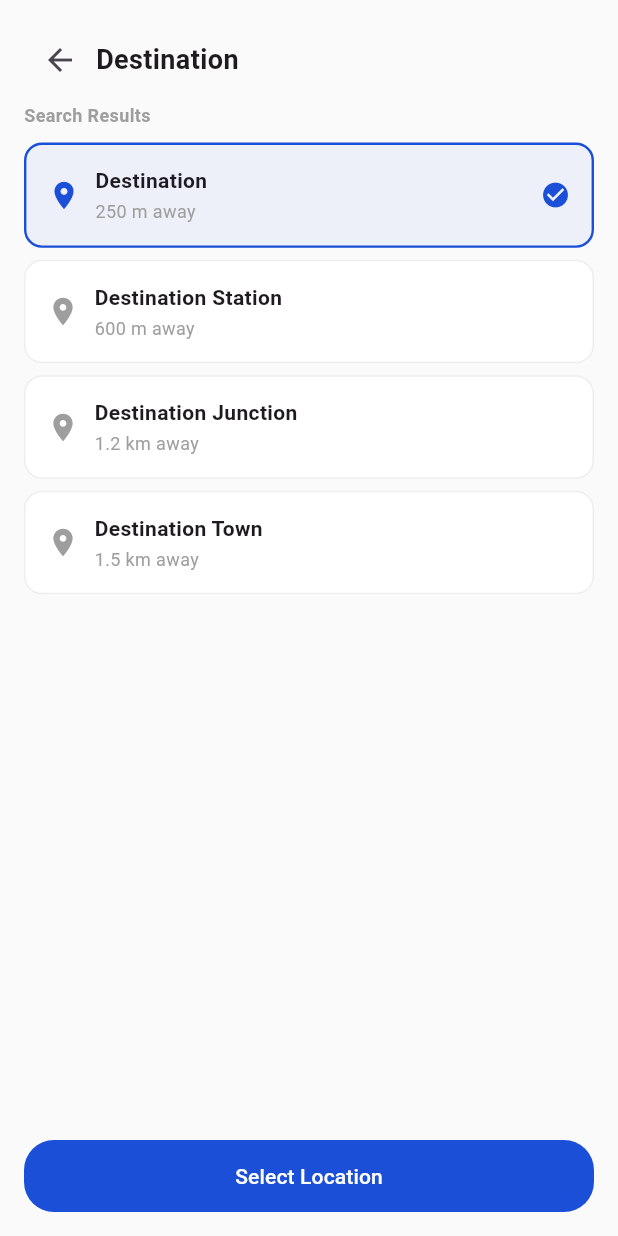
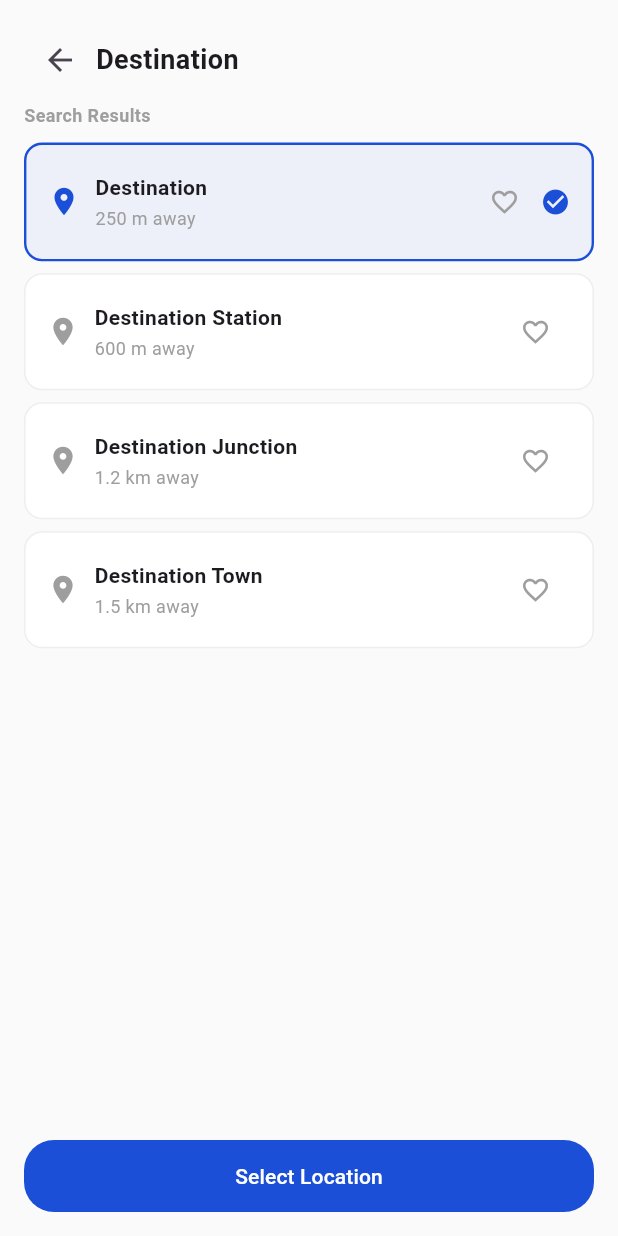
Before and after one commit to Radeesh1120000815/IT3060-WD04-NavAssist-App, a Flutter app: the ResultsScreen screen opened by its route, on a phone screen of 412 x 824 dp. Run offline on Flutter 3.47's test engine with Material 3 defaults, Android fonts, the phone set to English and light mode, and no system bars; our stand-ins replace cloud_firestore, firebase_auth, firebase_core, flutter_tts, go_router, speech_to_text and 1 more; accounts and stored records are empty; network calls fail.

Commit message:
Add favorites Create/Read CRUD to Destination Selection screen

```diff
--- a/lib/screens/home/results_screen.dart
+++ b/lib/screens/home/results_screen.dart
@@ -1,6 +1,6 @@
 import 'package:flutter/material.dart';
 import 'package:go_router/go_router.dart';
-
+import '../../services/firebase_service.dart';
 
 class ResultsScreen extends StatefulWidget {
   final Map<String, dynamic>? extra;
@@ -17,11 +17,15 @@ class _ResultsScreenState extends State<ResultsScreen> {
   late List<Map<String, dynamic>> results;
   int selectedIndex = 0;
 
+  // NEW — tracks which place names are already saved as favorites
+  Set<String> favoritedNames = {};
+
   @override
   void initState() {
     super.initState();
     searchTerm = widget.extra?['name'] ?? 'Destination';
     results = _generateMockResults(searchTerm);
+    _loadFavorites(); // NEW — load existing favorites when screen opens
   }
 
   // Generates realistic nearby result variations from the search term.
@@ -33,6 +37,26 @@ class _ResultsScreenState extends State<ResultsScreen> {
       {'name': '$term Junction', 'distance': '1.2 km'},
       {'name': '$term Town', 'distance': '1.5 km'},
     ];
+  }
+
+  // NEW — READ: load all saved favorite names from Firestore
+  Future<void> _loadFavorites() async {
+    final data = await FirebaseService.getDocuments('saved_places');
+    setState(() {
+      favoritedNames = data.map((d) => d['name'] as String).toSet();
+    });
+  }
+
+  // NEW — CREATE: save a place as a favorite
+  Future<void> _toggleFavorite(String name) async {
+    if (favoritedNames.contains(name)) return; // already saved, do nothing
+    await FirebaseService.addDocument('saved_places', {'name': name});
+    setState(() => favoritedNames.add(name));
+    if (mounted) {
+      ScaffoldMessenger.of(context).showSnackBar(
+        SnackBar(content: Text('$name saved to favorites')),
+      );
+    }
   }
 
   @override
@@ -72,6 +96,8 @@ class _ResultsScreenState extends State<ResultsScreen> {
                   itemBuilder: (context, index) {
                     final item = results[index];
                     final isSelected = index == selectedIndex;
+                    final isFavorited = favoritedNames.contains(item['name']); // NEW
+
                     return GestureDetector(
                       onTap: () => setState(() => selectedIndex = index),
                       child: Container(
@@ -101,6 +127,15 @@ class _ResultsScreenState extends State<ResultsScreen> {
                                       style: const TextStyle(fontSize: 12, color: Colors.grey)),
                                 ],
                               ),
+                            ),
+                            // NEW — favorite heart button
+                            IconButton(
+                              icon: Icon(
+                                isFavorited ? Icons.favorite : Icons.favorite_border,
+                                color: isFavorited ? Colors.red : Colors.grey,
+                                size: 20,
+                              ),
+                              onPressed: () => _toggleFavorite(item['name']),
                             ),
                             if (isSelected)
                               const Icon(Icons.check_circle, color: primaryBlue, size: 20),
```
